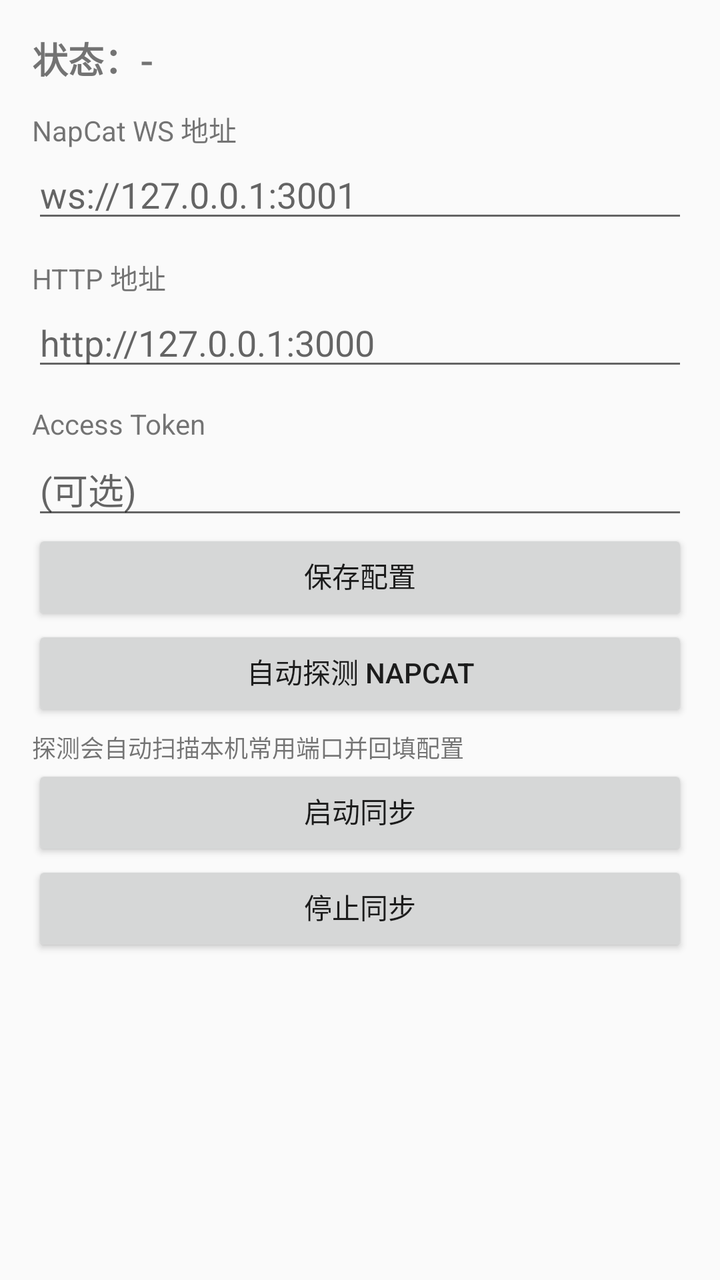
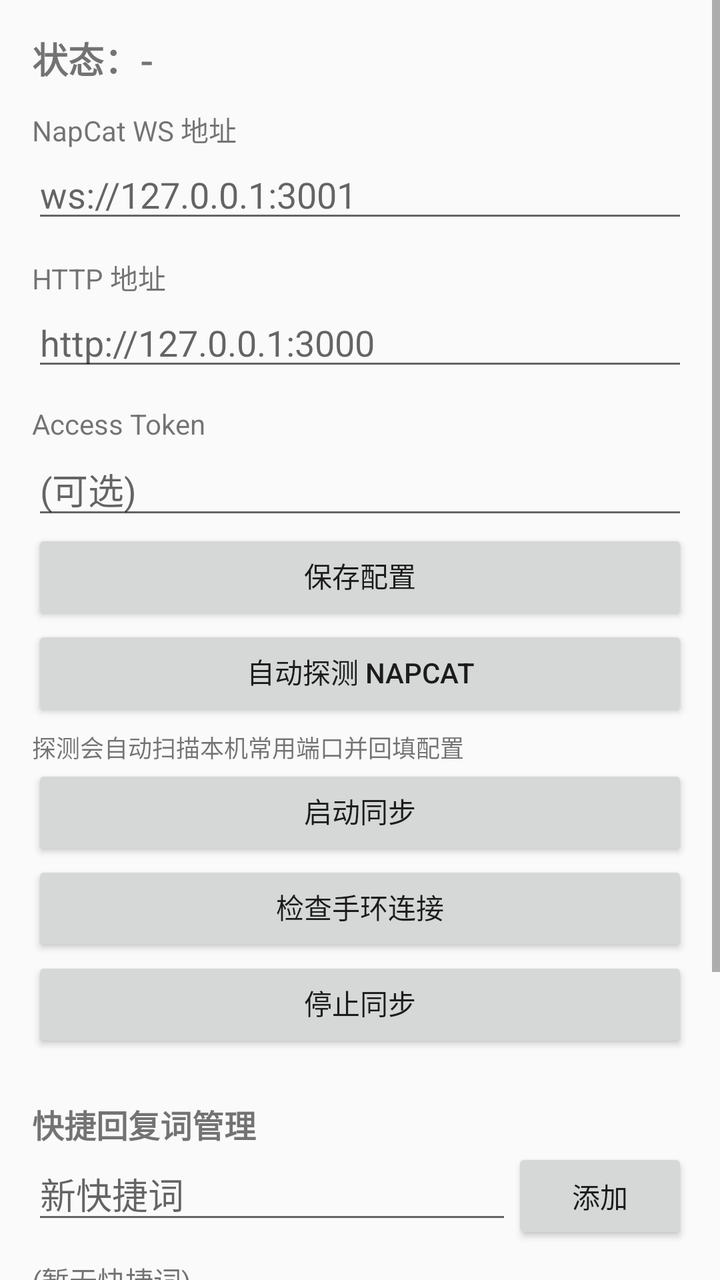

Before-and-after screenshots of an Android layout around one commit, followed by the original layout XML and the change that was made.
<!-- AndroidManifest.xml: application theme Theme.BandQQ -->
<!-- res/layout/activity_main.xml -->
<?xml version="1.0" encoding="utf-8"?>
<ScrollView xmlns:android="http://schemas.android.com/apk/res/android"
    android:layout_width="match_parent"
    android:layout_height="match_parent">

    <LinearLayout
        android:layout_width="match_parent"
        android:layout_height="wrap_content"
        android:orientation="vertical"
        android:padding="16dp">

        <TextView
            android:id="@+id/statusText"
            android:layout_width="wrap_content"
            android:layout_height="wrap_content"
            android:text="状态：-"
            android:textSize="18sp"
            android:textStyle="bold" />

        <TextView
            android:layout_width="wrap_content"
            android:layout_height="wrap_content"
            android:text="NapCat WS 地址"
            android:paddingTop="12dp" />

        <EditText
            android:id="@+id/wsInput"
            android:layout_width="match_parent"
            android:layout_height="wrap_content"
            android:hint="ws://127.0.0.1:3001" />

        <TextView
            android:layout_width="wrap_content"
            android:layout_height="wrap_content"
            android:text="HTTP 地址"
            android:paddingTop="12dp" />

        <EditText
            android:id="@+id/httpInput"
            android:layout_width="match_parent"
            android:layout_height="wrap_content"
            android:hint="http://127.0.0.1:3000" />

        <TextView
            android:layout_width="wrap_content"
            android:layout_height="wrap_content"
            android:text="Access Token"
            android:paddingTop="12dp" />

        <EditText
            android:id="@+id/tokenInput"
            android:layout_width="match_parent"
            android:layout_height="wrap_content"
            android:hint="(可选)" />

        <Button
            android:id="@+id/saveBtn"
            android:layout_width="match_parent"
            android:layout_height="wrap_content"
            android:text="保存配置"
            android:paddingTop="8dp" />

        <Button
            android:id="@+id/probeBtn"
            android:layout_width="match_parent"
            android:layout_height="wrap_content"
            android:text="自动探测 NapCat"
            android:paddingTop="8dp" />

        <TextView
            android:id="@+id/probeHint"
            android:layout_width="wrap_content"
            android:layout_height="wrap_content"
            android:text="探测会自动扫描本机常用端口并回填配置"
            android:textSize="12sp"
            android:paddingTop="4dp" />

        <Button
            android:id="@+id/startBtn"
            android:layout_width="match_parent"
            android:layout_height="wrap_content"
            android:text="启动同步"
            android:paddingTop="8dp" />

        <Button
            android:id="@+id/stopBtn"
            android:layout_width="match_parent"
            android:layout_height="wrap_content"
            android:text="停止同步"
            android:paddingTop="8dp" />

        <TextView
            android:id="@+id/logView"
            android:layout_width="match_parent"
            android:layout_height="wrap_content"
            android:text=""
            android:textSize="12sp"
            android:paddingTop="16dp" />
    </LinearLayout>
</ScrollView>
<!-- resources referenced by this layout -->
<resources>
  <style name="Theme.BandQQ" parent="Theme.AppCompat.DayNight" />
</resources>

<!-- the commit's change to res/layout/activity_main.xml (unified diff, before → after) -->
@@ -83,11 +83,76 @@
             android:paddingTop="8dp" />
 
         <Button
+            android:id="@+id/checkBandBtn"
+            android:layout_width="match_parent"
+            android:layout_height="wrap_content"
+            android:text="检查手环连接"
+            android:paddingTop="8dp" />
+
+        <Button
             android:id="@+id/stopBtn"
             android:layout_width="match_parent"
             android:layout_height="wrap_content"
             android:text="停止同步"
             android:paddingTop="8dp" />
+
+        <TextView
+            android:layout_width="wrap_content"
+            android:layout_height="wrap_content"
+            android:text="快捷回复词管理"
+            android:textSize="16sp"
+            android:textStyle="bold"
+            android:paddingTop="24dp" />
+
+        <LinearLayout
+            android:layout_width="match_parent"
+            android:layout_height="wrap_content"
+            android:orientation="horizontal">
+
+            <EditText
+                android:id="@+id/quickInput"
+                android:layout_width="0dp"
+                android:layout_height="wrap_content"
+                android:layout_weight="1"
+                android:hint="新快捷词" />
+
+            <Button
+                android:id="@+id/addQuickBtn"
+                android:layout_width="wrap_content"
+                android:layout_height="wrap_content"
+                android:text="添加" />
+        </LinearLayout>
+
+        <TextView
+            android:id="@+id/quickView"
+            android:layout_width="match_parent"
+            android:layout_height="wrap_content"
+            android:text="(暂无快捷词)"
+            android:textSize="14sp"
+            android:paddingTop="8dp" />
+
+        <Button
+            android:id="@+id/chatHistoryBtn"
+            android:layout_width="match_parent"
+            android:layout_height="wrap_content"
+            android:text="查看聊天记录"
+            android:paddingTop="8dp" />
+
+        <Button
+            android:id="@+id/contactManagerBtn"
+            android:layout_width="match_parent"
+            android:layout_height="wrap_content"
+            android:text="管理手环联系人"
+            android:paddingTop="8dp" />
+
+        <Button
+            android:id="@+id/clearHistoryBtn"
+            android:layout_width="match_parent"
+            android:layout_height="wrap_content"
+            android:text="清空全部聊天记录"
+            android:backgroundTint="#D32F2F"
+            android:textColor="#FFFFFF"
+            android:paddingTop="12dp" />
 
         <TextView
             android:id="@+id/logView"
